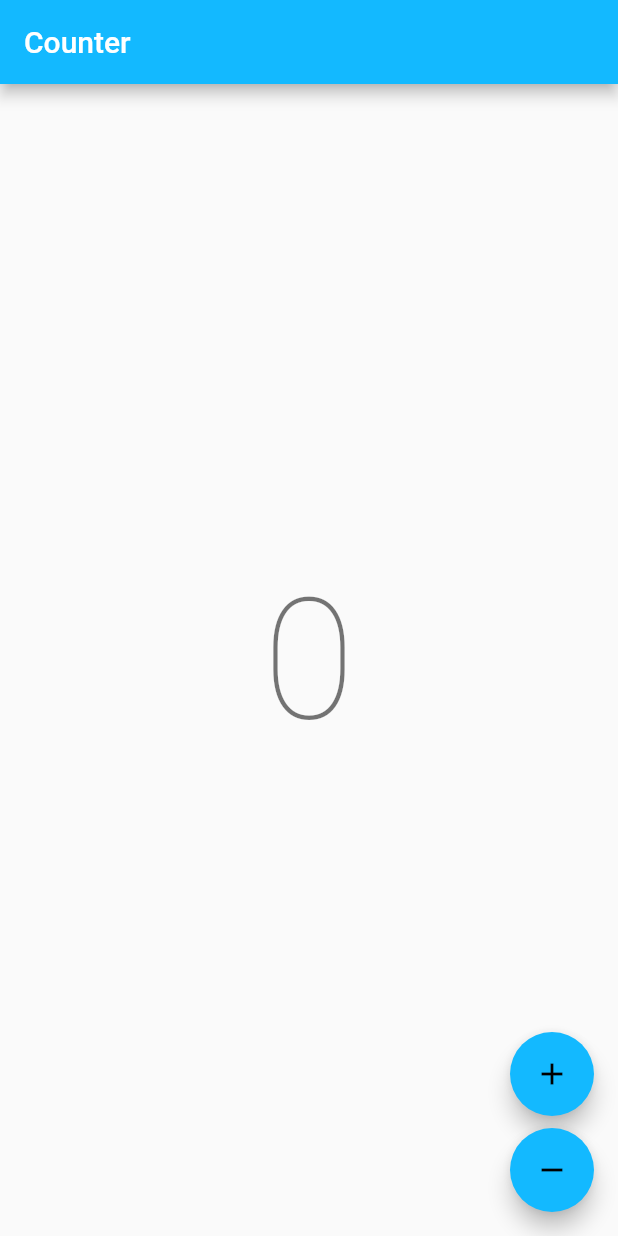
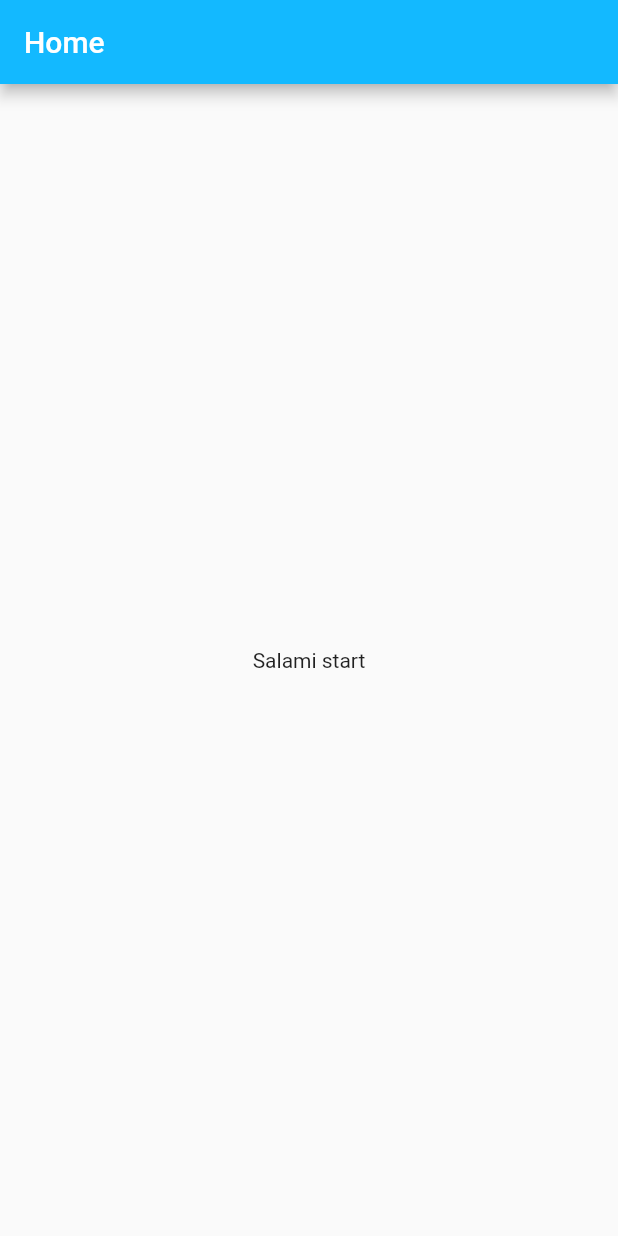
Before and after one commit to HelloDevTalents/salami, a Flutter app: the screen it shows after launch, on a phone screen of 412 x 824 dp. Run offline on Flutter 3.47's test engine with Material 2 defaults, Android fonts, the phone set to English and light mode, and no system bars; our stand-ins replace bloc, dio, equatable, flutter_bloc, flutter_svg; generated files the repository leaves out were written again.

Commit message:
feat(example): create example

```diff
--- a/lib/app/view/app.dart
+++ b/lib/app/view/app.dart
@@ -7,7 +7,7 @@
 
 import 'package:flutter/material.dart';
 import 'package:flutter_localizations/flutter_localizations.dart';
-import 'package:salami/counter/counter.dart';
+import 'package:salami/home/home.dart';
 import 'package:salami/l10n/l10n.dart';
 
 class App extends StatelessWidget {
@@ -27,7 +27,7 @@ class App extends StatelessWidget {
         GlobalMaterialLocalizations.delegate,
       ],
       supportedLocales: AppLocalizations.supportedLocales,
-      home: const CounterPage(),
+      home: const HomePage(),
     );
   }
 }
--- a/lib/counter/counter.dart
+++ /dev/null
@@ -1,9 +0,0 @@
-// Copyright (c) 2022, Very Good Ventures
-// https://verygood.ventures
-//
-// Use of this source code is governed by an MIT-style
-// license that can be found in the LICENSE file or at
-// https://opensource.org/licenses/MIT.
-
-export 'cubit/counter_cubit.dart';
-export 'view/counter_page.dart';
--- a/lib/counter/view/counter_page.dart
+++ /dev/null
@@ -1,62 +0,0 @@
-// Copyright (c) 2022, Very Good Ventures
-// https://verygood.ventures
-//
-// Use of this source code is governed by an MIT-style
-// license that can be found in the LICENSE file or at
-// https://opensource.org/licenses/MIT.
-
-import 'package:flutter/material.dart';
-import 'package:flutter_bloc/flutter_bloc.dart';
-import 'package:salami/counter/counter.dart';
-import 'package:salami/l10n/l10n.dart';
-
-class CounterPage extends StatelessWidget {
-  const CounterPage({Key? key}) : super(key: key);
-
-  @override
-  Widget build(BuildContext context) {
-    return BlocProvider(
-      create: (_) => CounterCubit(),
-      child: const CounterView(),
-    );
-  }
-}
-
-class CounterView extends StatelessWidget {
-  const CounterView({Key? key}) : super(key: key);
-
-  @override
-  Widget build(BuildContext context) {
-    final l10n = context.l10n;
-    return Scaffold(
-      appBar: AppBar(title: Text(l10n.counterAppBarTitle)),
-      body: const Center(child: CounterText()),
-      floatingActionButton: Column(
-        mainAxisAlignment: MainAxisAlignment.end,
-        crossAxisAlignment: CrossAxisAlignment.end,
-        children: [
-          FloatingActionButton(
-            onPressed: () => context.read<CounterCubit>().increment(),
-            child: const Icon(Icons.add),
-          ),
-          const SizedBox(height: 8),
-          FloatingActionButton(
-            onPressed: () => context.read<CounterCubit>().decrement(),
-            child: const Icon(Icons.remove),
-          ),
-        ],
-      ),
-    );
-  }
-}
-
-class CounterText extends StatelessWidget {
-  const CounterText({Key? key}) : super(key: key);
-
-  @override
-  Widget build(BuildContext context) {
-    final theme = Theme.of(context);
-    final count = context.select((CounterCubit cubit) => cubit.state);
-    return Text('$count', style: theme.textTheme.headline1);
-  }
-}
--- /dev/null
+++ b/lib/home/cubit/home_state.dart
@@ -0,0 +1,14 @@
+part of 'home_cubit.dart';
+
+enum HomeStatus { initial, loading, success, failure }
+
+class HomeState extends Equatable {
+  const HomeState({
+    this.status = HomeStatus.initial,
+  });
+
+  final HomeStatus status;
+
+  @override
+  List<Object?> get props => [status];
+}
--- a/lib/counter/cubit/counter_cubit.dart
+++ b/lib/home/home.dart
@@ -5,11 +5,5 @@
 // license that can be found in the LICENSE file or at
 // https://opensource.org/licenses/MIT.
 
-import 'package:bloc/bloc.dart';
-
-class CounterCubit extends Cubit<int> {
-  CounterCubit() : super(0);
-
-  void increment() => emit(state + 1);
-  void decrement() => emit(state - 1);
-}
+export 'cubit/home_cubit.dart';
+export 'view/home_page.dart';
--- /dev/null
+++ b/lib/home/view/home_page.dart
@@ -0,0 +1,80 @@
+import 'package:flutter/material.dart';
+import 'package:flutter_bloc/flutter_bloc.dart';
+import 'package:salami/home/cubit/home_cubit.dart';
+import 'package:salami/l10n/l10n.dart';
+
+class HomePage extends StatelessWidget {
+  const HomePage({Key? key}) : super(key: key);
+
+  static Route<HomePage> route() {
+    return MaterialPageRoute(
+      builder: (context) => const HomePage(),
+    );
+  }
+
+  @override
+  Widget build(BuildContext context) {
+    return BlocProvider(
+      create: (_) => HomeCubit()..fetchAll(),
+      child: const HomeView(),
+    );
+  }
+}
+
+class HomeView extends StatelessWidget {
+  const HomeView({Key? key}) : super(key: key);
+
+  @override
+  Widget build(BuildContext context) {
+    final l10n = context.l10n;
+
+    return Scaffold(
+      appBar: AppBar(
+        title: Text(l10n.appBarTitle),
+      ),
+      body: const Center(
+        child: _Content(),
+      ),
+    );
+  }
+}
+
+class _Content extends StatelessWidget {
+  const _Content({Key? key}) : super(key: key);
+
+  @override
+  Widget build(BuildContext context) {
+    final l10n = context.l10n;
+    final status = context.select((HomeCubit cubit) => cubit.state.status);
+
+    switch (status) {
+      case HomeStatus.initial:
+        return const SizedBox(
+          key: Key('homeView_initial'),
+        );
+      case HomeStatus.loading:
+        return const Center(
+          key: Key('homeView_loading_indicator'),
+          child: CircularProgressIndicator.adaptive(),
+        );
+      case HomeStatus.failure:
+        return Center(
+          key: const Key('homeView_failure_text'),
+          child: Text(l10n.fetchErrorMessage),
+        );
+      case HomeStatus.success:
+        return const _HomeStart(
+          key: Key('homeView_success_rocketList'),
+        );
+    }
+  }
+}
+
+class _HomeStart extends StatelessWidget {
+  const _HomeStart({Key? key}) : super(key: key);
+
+  @override
+  Widget build(BuildContext context) {
+    return const Text('Salami start');
+  }
+}
--- a/lib/l10n/arb/app_en.arb
+++ b/lib/l10n/arb/app_en.arb
@@ -1,7 +1,8 @@
 {
     "@@locale": "en",
-    "counterAppBarTitle": "Counter",
-    "@counterAppBarTitle": {
-        "description": "Text shown in the AppBar of the Counter Page"
-    }
+    "appBarTitle": "Home",
+    "@appBarTitle": {
+        "description": "Text appbar"
+    },
+    "fetchErrorMessage": "A download error occurred"
 }
--- a/pubspec.yaml
+++ b/pubspec.yaml
@@ -8,6 +8,7 @@ environment:
 
 dependencies:
   bloc: ^8.0.3
+  equatable: ^2.0.3
   flutter:
     sdk: flutter
   flutter_bloc: ^8.0.1
```
Also changed, not shown: lib/home/cubit/home_cubit.dart (added, +30 -0 lines), lib/l10n/arb/app_pl.arb (+5 -4 lines), pubspec.lock, 3 other files.
